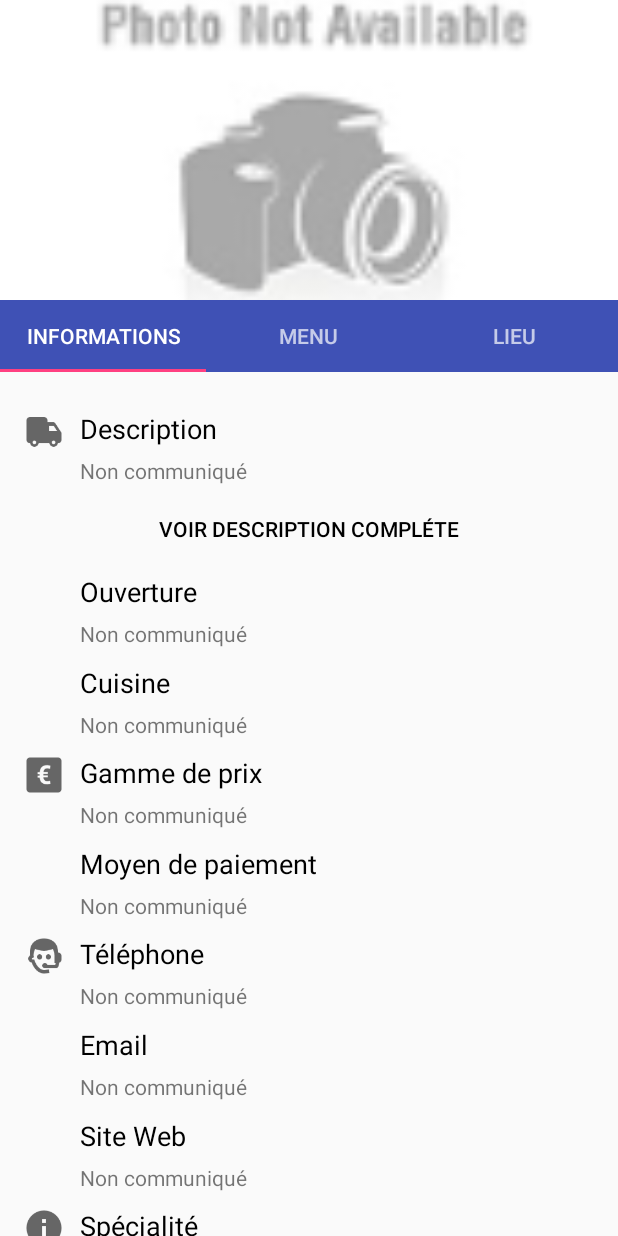
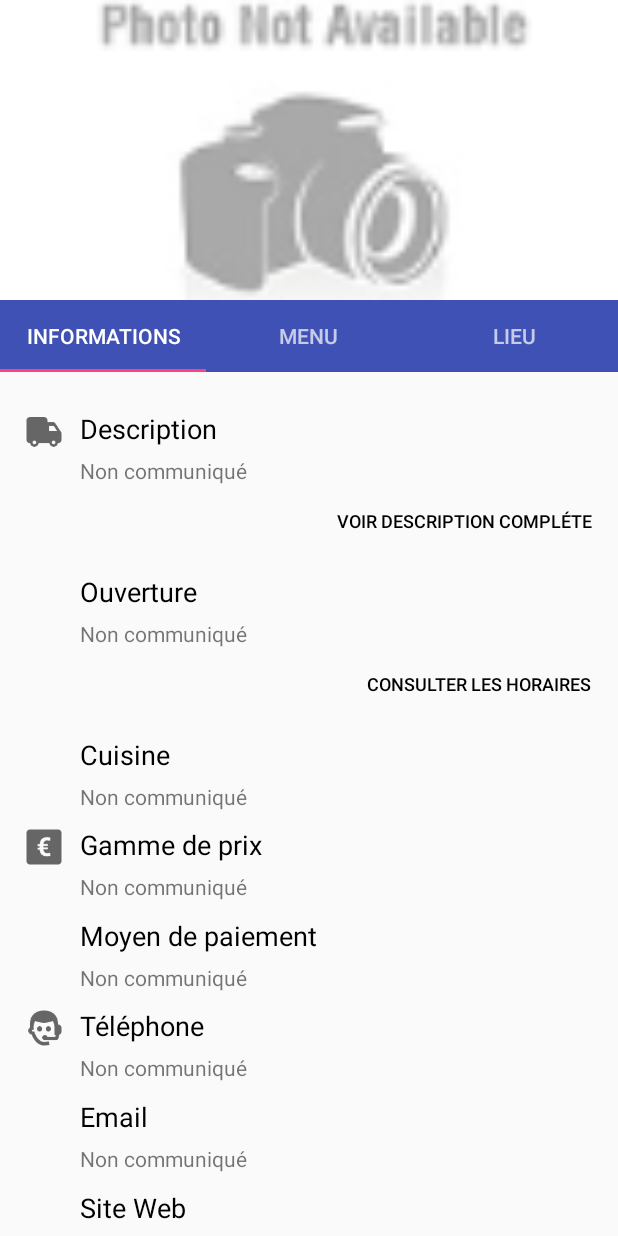
Before and after one commit to maximegens/foodtrucklille, an Android app: the DescriptionFoodTruckFragment screen opened directly, with no data from a screen before it, on a phone screen of 412 x 824 dp. Run offline under Robolectric (Android 15) with nearby library versions, the phone set to English and light mode, and no system bars; our stand-ins replace Picasso; pictures from the network do not load; 3 statements that could not run were skipped.

Commit message:
Ajout de la popup de consulter des horaires et de description longue

```diff
--- a/app/src/main/java/com/maximegens/foodtrucklillois/fragments/DescriptionFoodTruckFragment.java
+++ b/app/src/main/java/com/maximegens/foodtrucklillois/fragments/DescriptionFoodTruckFragment.java
@@ -9,9 +9,11 @@ import android.os.Bundle;
 import android.provider.Browser;
 import android.support.v4.app.Fragment;
 import android.support.v4.content.ContextCompat;
+import android.support.v7.app.AlertDialog;
 import android.view.LayoutInflater;
 import android.view.View;
 import android.view.ViewGroup;
+import android.widget.Button;
 import android.widget.RelativeLayout;
 import android.widget.TextView;
 
@@ -52,6 +54,9 @@ public class DescriptionFoodTruckFragment extends Fragment {
     private RelativeLayout zoneTel;
     private RelativeLayout zoneMail;
     private RelativeLayout zoneSiteWeb;
+
+    private Button consulterHoraire;
+    private Button voirDescriptionLongue;
 
     /**
      * Creation du Fragment.
@@ -95,12 +100,14 @@ public class DescriptionFoodTruckFragment extends Fragment {
         zoneMail = (RelativeLayout) view.findViewById(R.id.relative_layout_mail);
         zoneSiteWeb = (RelativeLayout) view.findViewById(R.id.relative_layout_site_web);
 
+        consulterHoraire = (Button) view.findViewById(R.id.button_horaire_complet);
+        voirDescriptionLongue = (Button) view.findViewById(R.id.button_description_longue);
+
         // On rempli les TextView avec les donnees;
         if(ft != null){
             if(ft.getDescriptionBreve() != null){
                 descriptionBreve.setText(ft.getDescriptionBreve());
             }
-
             // affichage de l'ouverture du food truck
             afficheOuverture();
 
@@ -172,6 +179,25 @@ public class DescriptionFoodTruckFragment extends Fragment {
                 }
             }
         });
+
+        voirDescriptionLongue.setOnClickListener(new View.OnClickListener() {
+            @Override
+            public void onClick(View v) {
+                AlertDialog.Builder builder =
+                        new AlertDialog.Builder(getContext(), R.style.AppCompatAlertDialogStyle);
+                builder.setTitle("Description");
+                builder.setMessage(ft.getDescriptionLongue());
+                builder.setPositiveButton("OK", null);
+                builder.show();
+            }
+        });
+
+        consulterHoraire.setOnClickListener(new View.OnClickListener() {
+            @Override
+            public void onClick(View v) {
+                voirHoraires();
+            }
+        });
     }
 
     /**
@@ -203,6 +229,18 @@ public class DescriptionFoodTruckFragment extends Fragment {
         }
     }
 
+    /**
+     * Affiche les horaires du food truc dans une alert dialog
+     */
+    private void voirHoraires(){
+        AlertDialog.Builder builder =
+                new AlertDialog.Builder(getContext(), R.style.AppCompatAlertDialogStyle);
+        builder.setTitle("Horaires");
+        builder.setMessage("");
+        builder.setPositiveButton("OK", null);
+        builder.show();
+    }
+
     @Override
     public void onAttach(Context context) {
         super.onAttach(context);
--- a/app/src/main/res/layout/fragment_description_ft.xml
+++ b/app/src/main/res/layout/fragment_description_ft.xml
@@ -49,17 +49,21 @@
                     android:layout_below="@id/label_description_breve"
                     android:textSize="@dimen/text_value"
                     android:text="@string/champ_non_communique"/>
-            </RelativeLayout>
 
                 <!-- Description Longue -->
                 <Button
-                android:id="@+id/button2"
+                    android:id="@+id/button_description_longue"
                     style="?android:attr/borderlessButtonStyle"
-                android:layout_width="match_parent"
+                    android:layout_width="wrap_content"
                     android:layout_height="wrap_content"
+                    android:layout_below="@id/value_description_breve"
                     android:layout_centerHorizontal="true"
+                    android:layout_alignParentRight="true"
                     android:textColor="@color/black"
-                android:text="Voir description compléte"/>
+                    android:textSize="@dimen/size_flat_button"
+                    android:text="@string/voir_description_complete"/>
+
+            </RelativeLayout>
 
 
             <!-- Ouverture  -->
@@ -91,6 +95,19 @@
                     android:layout_below="@id/label_ouverture"
                     android:textSize="@dimen/text_value"
                     android:text="@string/champ_non_communique"/>
+
+                <Button
+                    android:id="@+id/button_horaire_complet"
+                    style="?android:attr/borderlessButtonStyle"
+                    android:layout_width="wrap_content"
+                    android:layout_height="wrap_content"
+                    android:layout_below="@id/value_ouvert"
+                    android:layout_centerHorizontal="true"
+                    android:layout_alignParentRight="true"
+                    android:textColor="@color/black"
+                    android:textSize="@dimen/size_flat_button"
+                    android:text="@string/consulter_horaire"/>
+
             </RelativeLayout>
 
             <!-- Cuisine  -->
--- a/app/src/main/res/values/colors.xml
+++ b/app/src/main/res/values/colors.xml
@@ -13,6 +13,7 @@
     <color name="black">#000000</color>
     <color name="red">#D50000</color>
     <color name="grey_300">#E0E0E0</color>
+    <color name="teal_500">#009688</color>
 
     <color name="divider">#dddddd</color>
 </resources>
--- a/app/src/main/res/values/dimens.xml
+++ b/app/src/main/res/values/dimens.xml
@@ -14,5 +14,6 @@
 
     <dimen name="text_label">18sp</dimen>
     <dimen name="text_value">14sp</dimen>
+    <dimen name="size_flat_button">12sp</dimen>
 
 </resources>
--- a/app/src/main/res/values/strings.xml
+++ b/app/src/main/res/values/strings.xml
@@ -24,4 +24,7 @@
     <string name="date_ouverture">Date d\'ouverture</string>
     <string name="specialite">Spécialité</string>
     <string name="service">Service</string>
+
+    <string name="voir_description_complete">Voir description compléte</string>
+    <string name="consulter_horaire">Consulter les horaires</string>
 </resources>
--- a/app/src/main/res/values/styles.xml
+++ b/app/src/main/res/values/styles.xml
@@ -11,6 +11,7 @@
         <item name="android:textColorPrimary">@color/white</item>
 
         <item name="android:actionBarWidgetTheme">@style/MyActionBarWidgetTheme</item>
+        <item name="alertDialogTheme">@style/AppCompatAlertDialogStyle</item>
 
         <!-- Customize your theme here. -->
         <item name="colorPrimary">@color/colorPrimary</item>
@@ -22,4 +23,8 @@
 
     <style name="MyMaterialTheme.AppBarOverlay" parent="ThemeOverlay.AppCompat.Dark.ActionBar" />
 
+    <style name="AppCompatAlertDialogStyle" parent="Theme.AppCompat.Light.Dialog.Alert">
+        <item name="colorAccent">@color/teal_500</item>
+    </style>
+
 </resources>
```
Lines whose indentation alone changed are shown as unchanged.
